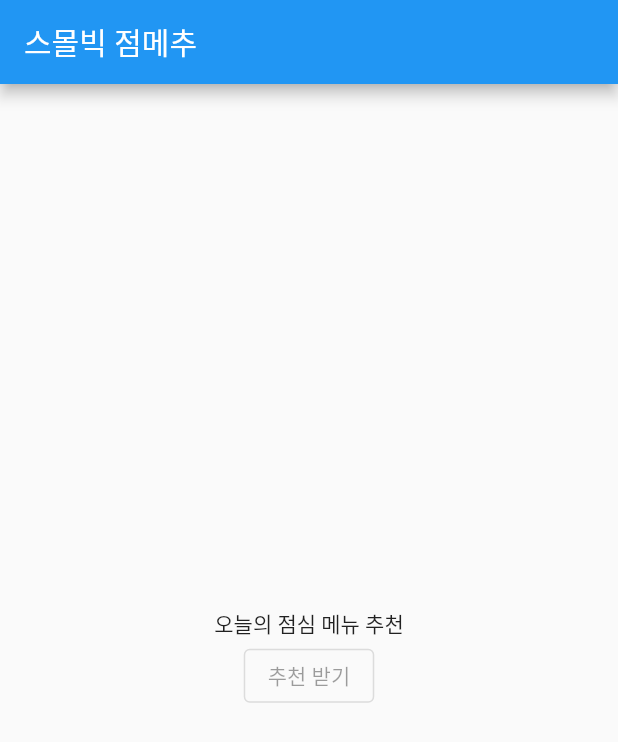
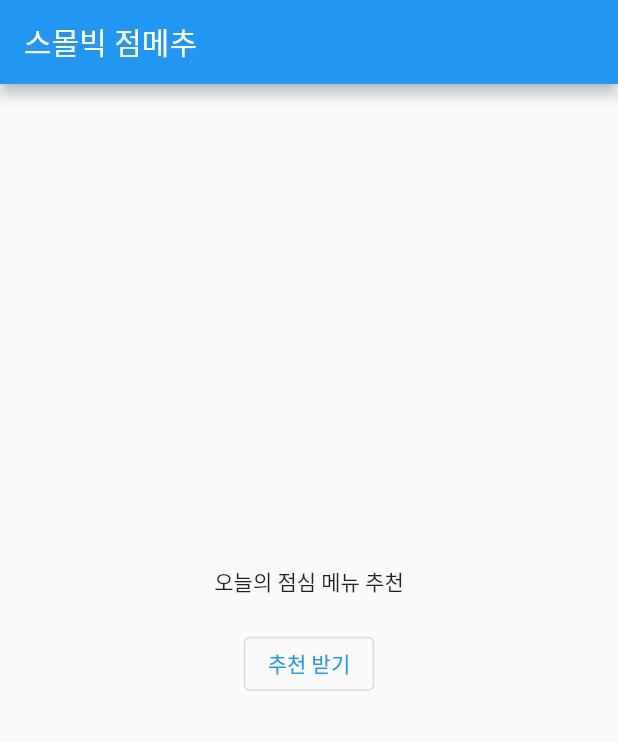
Before and after one commit to gamrom/lunch_recommend, a Flutter app: the screen it shows after launch, on a phone screen of 412 x 824 dp. Shown: the top 742 px of the screen. Run offline on Flutter 3.47's test engine with Material 2 defaults, Android fonts, the light colour scheme and no system bars; our stand-ins replace shared_preferences.

```diff
--- a/lib/main.dart
+++ b/lib/main.dart
@@ -1,4 +1,6 @@
 import 'package:flutter/material.dart';
+import 'package:shared_preferences/shared_preferences.dart';
+import 'dart:math';
 
 void main() {
   runApp(const MyApp());
@@ -11,17 +13,17 @@ class MyApp extends StatelessWidget {
   @override
   Widget build(BuildContext context) {
     return MaterialApp(
-      title: 'Flutter Demo',
+      title: '점메추',
       theme: ThemeData(
         primarySwatch: Colors.blue,
       ),
-      home: const MyHomePage(title: '스몰빅 점메추'),
+      home: MyHomePage(title: '스몰빅 점메추'),
     );
   }
 }
 
 class MyHomePage extends StatefulWidget {
-  const MyHomePage({Key? key, required this.title}) : super(key: key);
+  MyHomePage({Key? key, required this.title}) : super(key: key);
 
   final String title;
 
@@ -30,6 +32,10 @@ class MyHomePage extends StatefulWidget {
 }
 
 class _MyHomePageState extends State<MyHomePage> {
+  var menuList = ["햄버거", "파스타", "고기", "덮밥"];
+
+  var _menu = '';
+
   @override
   Widget build(BuildContext context) {
     return Scaffold(
@@ -39,12 +45,25 @@ class _MyHomePageState extends State<MyHomePage> {
       body: Center(
         child: Column(
           mainAxisAlignment: MainAxisAlignment.center,
-          children: const <Widget>[
+          children: <Widget>[
             Text('오늘의 점심 메뉴 추천'),
-            OutlinedButton(
-              onPressed: null,
-              child: Text("추천 받기"),
+            Container(
+              margin: const EdgeInsets.only(top: 20.0),
+              child: OutlinedButton(
+                onPressed: () => {
+                  setState(
+                    () {
+                      _menu = menuList[Random().nextInt(menuList.length)];
+                    },
+                  )
+                },
+                child: const Text("추천 받기"),
+              ),
             ),
+            Container(
+              margin: const EdgeInsets.only(top: 20.0),
+              child: Text('$_menu'),
+            )
           ],
         ),
       ),
```
Also changed, not shown: pubspec.yaml (+3 -4 lines), pubspec.lock, 3 other files.
